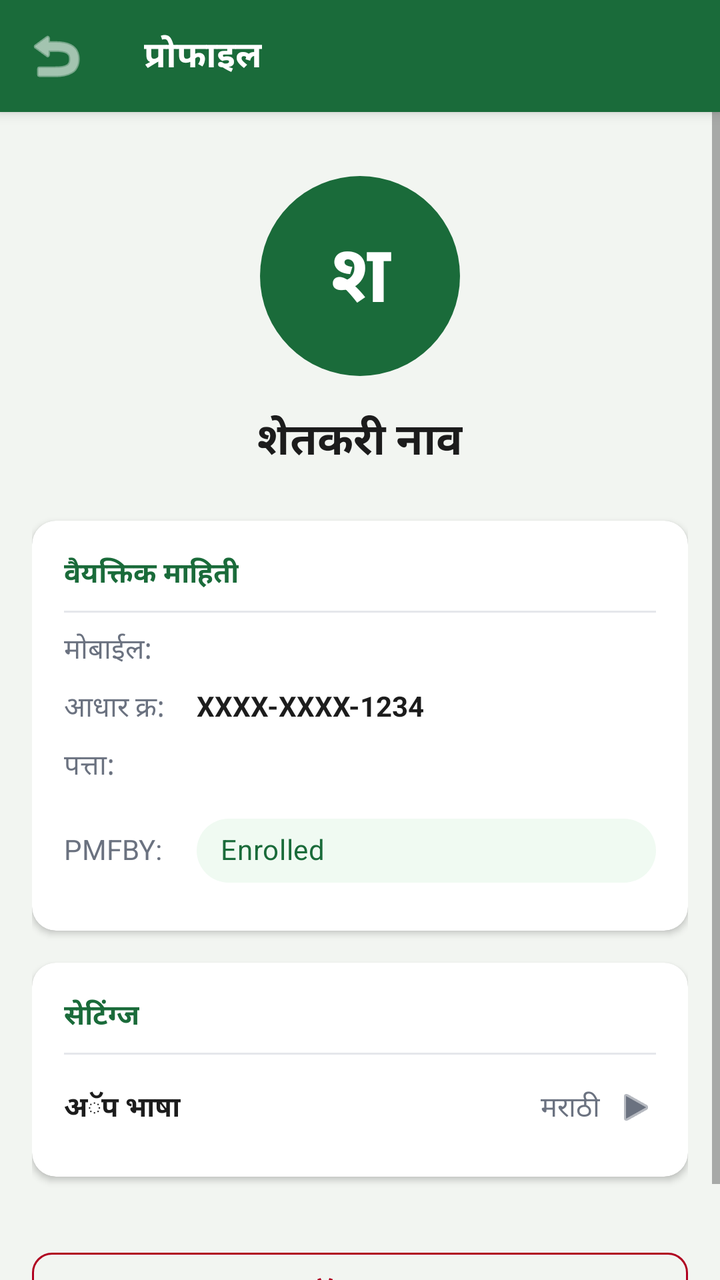
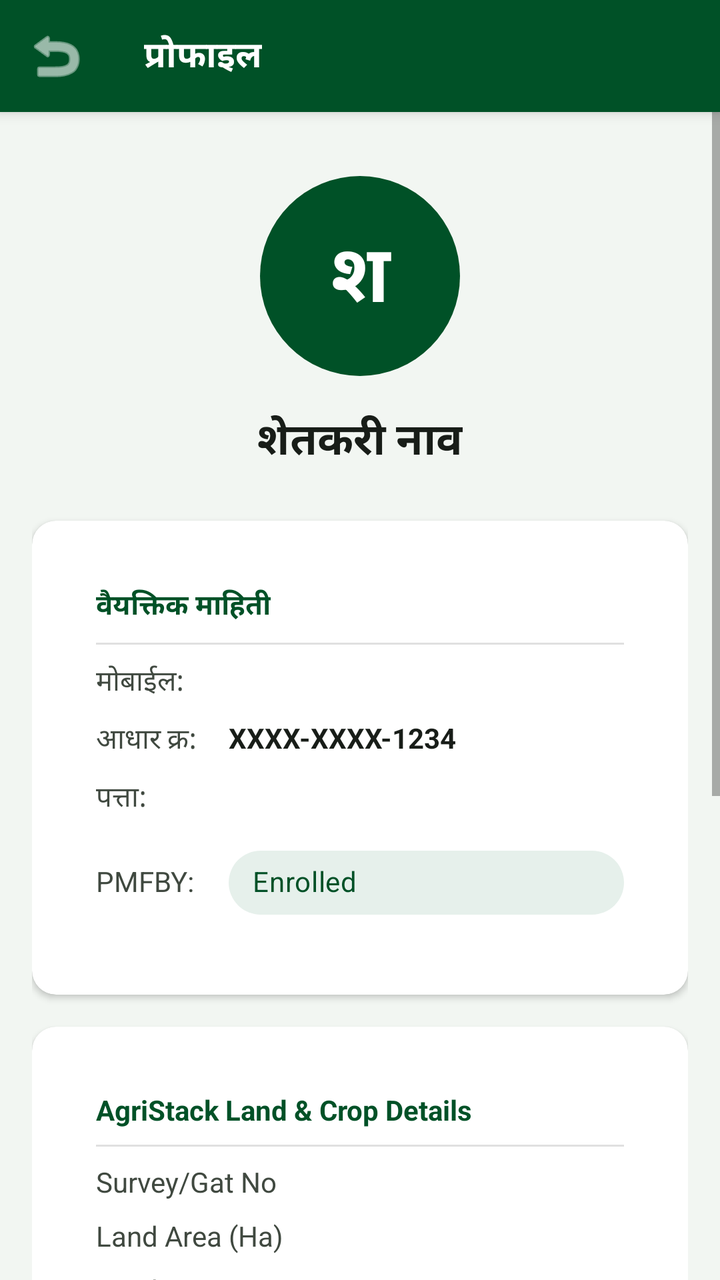

Before-and-after screenshots of an Android layout around one commit, followed by the original layout XML and the change that was made.
<!-- AndroidManifest.xml: application theme Theme.EPeekPahani -->
<!-- res/layout/fragment_profile.xml -->
<?xml version="1.0" encoding="utf-8"?>
<LinearLayout xmlns:android="http://schemas.android.com/apk/res/android"
    xmlns:app="http://schemas.android.com/apk/res-auto"
    android:layout_width="match_parent"
    android:layout_height="match_parent"
    android:orientation="vertical"
    android:background="@color/bg_screen">

    <com.google.android.material.appbar.MaterialToolbar
        android:id="@+id/toolbar"
        style="@style/Widget.App.Toolbar.Green"
        android:layout_width="match_parent"
        android:layout_height="?attr/actionBarSize"
        app:title="प्रोफाइल"
        app:navigationIcon="@android:drawable/ic_menu_revert"
        app:navigationIconTint="@color/text_white" />

    <ScrollView
        android:layout_width="match_parent"
        android:layout_height="match_parent"
        android:fillViewport="true">

        <LinearLayout
            android:layout_width="match_parent"
            android:layout_height="wrap_content"
            android:orientation="vertical"
            android:padding="16dp"
            android:gravity="center_horizontal">

            <FrameLayout
                android:layout_width="100dp"
                android:layout_height="100dp"
                android:layout_marginTop="16dp"
                android:background="@drawable/shape_circle_green"
                android:layout_marginBottom="16dp">
                <TextView
                    android:id="@+id/tv_avatar_initials"
                    android:layout_width="match_parent"
                    android:layout_height="match_parent"
                    android:text="श"
                    android:textColor="@color/text_white"
                    android:textSize="40sp"
                    android:textStyle="bold"
                    android:gravity="center" />
            </FrameLayout>

            <TextView
                android:id="@+id/tv_farmer_name"
                android:layout_width="wrap_content"
                android:layout_height="wrap_content"
                android:text="शेतकरी नाव"
                android:textColor="@color/text_primary"
                android:textSize="22sp"
                android:textStyle="bold"
                android:layout_marginBottom="24dp" />

            
            <com.google.android.material.card.MaterialCardView
                android:layout_width="match_parent"
                android:layout_height="wrap_content"
                android:layout_marginBottom="16dp"
                app:cardBackgroundColor="@color/bg_card"
                app:cardCornerRadius="12dp"
                app:cardElevation="2dp">
                
                <LinearLayout
                    android:layout_width="match_parent"
                    android:layout_height="wrap_content"
                    android:orientation="vertical"
                    android:padding="16dp">

                    <TextView android:layout_width="wrap_content" android:layout_height="wrap_content" android:text="वैयक्तिक माहिती" android:textColor="@color/green_primary" android:textStyle="bold" android:layout_marginBottom="8dp"/>
                    <View android:layout_width="match_parent" android:layout_height="1dp" android:background="@color/divider" android:layout_marginBottom="8dp" />

                    <TableLayout android:layout_width="match_parent" android:layout_height="wrap_content" android:stretchColumns="1">
                        <TableRow android:layout_marginBottom="8dp">
                            <TextView android:text="मोबाईल:" android:textColor="@color/text_secondary" android:paddingEnd="16dp"/>
                            <TextView android:id="@+id/tv_mobile" android:textColor="@color/text_primary" android:textStyle="bold"/>
                        </TableRow>
                        <TableRow android:layout_marginBottom="8dp">
                            <TextView android:text="आधार क्र:" android:textColor="@color/text_secondary" android:paddingEnd="16dp"/>
                            <TextView android:id="@+id/tv_aadhaar" android:text="XXXX-XXXX-1234" android:textColor="@color/text_primary" android:textStyle="bold"/>
                        </TableRow>
                        <TableRow android:layout_marginBottom="8dp">
                            <TextView android:text="पत्ता:" android:textColor="@color/text_secondary" android:paddingEnd="16dp"/>
                            <TextView android:id="@+id/tv_address" android:textColor="@color/text_primary" android:textStyle="bold"/>
                        </TableRow>
                        <TableRow>
                            <TextView android:text="PMFBY:" android:textColor="@color/text_secondary" android:paddingEnd="16dp"/>
                            <com.google.android.material.chip.Chip android:layout_width="wrap_content" android:layout_height="wrap_content" android:text="Enrolled" app:chipBackgroundColor="@color/green_tint" android:textColor="@color/green_primary"/>
                        </TableRow>
                    </TableLayout>
                </LinearLayout>
            </com.google.android.material.card.MaterialCardView>

            
            <com.google.android.material.card.MaterialCardView
                android:layout_width="match_parent"
                android:layout_height="wrap_content"
                android:layout_marginBottom="32dp"
                app:cardBackgroundColor="@color/bg_card"
                app:cardCornerRadius="12dp"
                app:cardElevation="2dp">
                
                <LinearLayout
                    android:layout_width="match_parent"
                    android:layout_height="wrap_content"
                    android:orientation="vertical"
                    android:padding="16dp">

                    <TextView android:layout_width="wrap_content" android:layout_height="wrap_content" android:text="सेटिंग्ज" android:textColor="@color/green_primary" android:textStyle="bold" android:layout_marginBottom="8dp"/>
                    <View android:layout_width="match_parent" android:layout_height="1dp" android:background="@color/divider" android:layout_marginBottom="8dp" />

                    <LinearLayout
                        android:layout_width="match_parent"
                        android:layout_height="wrap_content"
                        android:orientation="horizontal"
                        android:gravity="center_vertical"
                        android:paddingVertical="8dp">
                        <TextView android:layout_width="0dp" android:layout_height="wrap_content" android:layout_weight="1" android:text="अॅप भाषा" android:textColor="@color/text_primary" android:textStyle="bold"/>
                        <TextView android:layout_width="wrap_content" android:layout_height="wrap_content" android:text="मराठी" android:textColor="@color/text_secondary" android:layout_marginEnd="8dp"/>
                        <ImageView android:layout_width="20dp" android:layout_height="20dp" android:src="@android:drawable/ic_media_play" app:tint="@color/text_secondary" />
                    </LinearLayout>

                </LinearLayout>
            </com.google.android.material.card.MaterialCardView>

            <com.google.android.material.button.MaterialButton
                android:id="@+id/btn_logout"
                style="@style/Widget.App.Button.Outline"
                android:layout_width="match_parent"
                android:layout_height="wrap_content"
                app:strokeColor="@color/error"
                android:textColor="@color/error"
                android:text="लॉगआउट" />

        </LinearLayout>
    </ScrollView>
</LinearLayout>
<!-- resources referenced by this layout -->
<resources>
  <color name="bg_card">#FFFFFF</color>
  <color name="bg_screen">#F2F5F1</color>
  <color name="divider">#E5E7EB</color>
  <color name="error">#B00020</color>
  <color name="green_primary">#1a6b3a</color>
  <color name="green_tint">#f0faf2</color>
  <color name="text_primary">#1C1C1C</color>
  <color name="text_secondary">#6B7280</color>
  <color name="text_white">#FFFFFF</color>
  <style name="ShapeAppearance.App.SmallComponent" parent="ShapeAppearance.MaterialComponents.SmallComponent">
          <item name="cornerFamily">rounded</item>
          <item name="cornerSize">10dp</item>
      </style>
  <style name="Theme.App" parent="Theme.MaterialComponents.Light.NoActionBar">
          <item name="colorPrimary">@color/green_primary</item>
          <item name="colorPrimaryVariant">@color/green_dark</item>
          <item name="colorOnPrimary">@color/text_white</item>
          <item name="colorSecondary">@color/saffron</item>
          <item name="colorSecondaryVariant">@color/saffron_dark</item>
          <item name="colorOnSecondary">@color/text_white</item>
          <item name="colorError">@color/error</item>
          <item name="colorOnError">@color/text_white</item>
          <item name="colorSurface">@color/bg_card</item>
          <item name="colorOnSurface">@color/text_primary</item>
          <item name="android:colorBackground">@color/bg_screen</item>
          <item name="colorOnBackground">@color/text_primary</item>
  
          
          <item name="materialButtonStyle">@style/Widget.App.Button.Primary</item>
          <item name="textInputStyle">@style/Widget.App.TextInputLayout</item>
  
          
          <item name="shapeAppearanceSmallComponent">@style/ShapeAppearance.App.SmallComponent</item>
          <item name="shapeAppearanceMediumComponent">@style/ShapeAppearance.App.MediumComponent</item>
          <item name="shapeAppearanceLargeComponent">@style/ShapeAppearance.App.LargeComponent</item>
      </style>
  <color name="green_dark">#0f4a27</color>
  <color name="saffron">#f7941d</color>
  <color name="saffron_dark">#e65100</color>
  <style name="Widget.App.Button.Primary" parent="Widget.MaterialComponents.Button">
          <item name="backgroundTint">@color/green_primary</item>
          <item name="android:textColor">@color/text_white</item>
          <item name="shapeAppearanceOverlay">@style/ShapeAppearance.App.SmallComponent</item>
          <item name="android:minHeight">56dp</item>
          <item name="android:insetTop">0dp</item>
          <item name="android:insetBottom">0dp</item>
          <item name="elevation">0dp</item>
          <item name="android:textSize">16sp</item>
          <item name="android:textStyle">bold</item>
          <item name="rippleColor">@color/ripple</item>
      </style>
  <style name="Widget.App.TextInputLayout" parent="Widget.MaterialComponents.TextInputLayout.OutlinedBox">
          <item name="boxStrokeColor">@color/green_primary</item>
          <item name="hintTextColor">@color/green_primary</item>
          <item name="android:textColorHint">@color/text_hint</item>
          <item name="shapeAppearanceOverlay">@style/ShapeAppearance.App.SmallComponent</item>
      </style>
  <style name="ShapeAppearance.App.MediumComponent" parent="ShapeAppearance.MaterialComponents.MediumComponent">
          <item name="cornerFamily">rounded</item>
          <item name="cornerSize">12dp</item>
      </style>
  <style name="ShapeAppearance.App.LargeComponent" parent="ShapeAppearance.MaterialComponents.LargeComponent">
          <item name="cornerFamily">rounded</item>
          <item name="cornerSize">16dp</item>
      </style>
  <color name="ripple">#1a1a6b3a</color>
  <color name="text_hint">#9CA3AF</color>
  <!-- unchanged entries left out for length: 6 -->
</resources>

<!-- the commit's change to res/layout/fragment_profile.xml (unified diff, before → after) -->
@@ -11,7 +11,7 @@
         style="@style/Widget.App.Toolbar.Green"
         android:layout_width="match_parent"
         android:layout_height="?attr/actionBarSize"
-        app:title="प्रोफाइल"
+        app:title="@string/str_auto_159"
         app:navigationIcon="@android:drawable/ic_menu_revert"
         app:navigationIconTint="@color/text_white" />
 
@@ -37,7 +37,7 @@
                     android:id="@+id/tv_avatar_initials"
                     android:layout_width="match_parent"
                     android:layout_height="match_parent"
-                    android:text="श"
+                    android:text="@string/str_auto_147"
                     android:textColor="@color/text_white"
                     android:textSize="40sp"
                     android:textStyle="bold"
@@ -48,7 +48,7 @@
                 android:id="@+id/tv_farmer_name"
                 android:layout_width="wrap_content"
                 android:layout_height="wrap_content"
-                android:text="शेतकरी नाव"
+                android:text="@string/str_auto_148"
                 android:textColor="@color/text_primary"
                 android:textSize="22sp"
                 android:textStyle="bold"
@@ -69,25 +69,76 @@
                     android:orientation="vertical"
                     android:padding="16dp">
 
-                    <TextView android:layout_width="wrap_content" android:layout_height="wrap_content" android:text="वैयक्तिक माहिती" android:textColor="@color/green_primary" android:textStyle="bold" android:layout_marginBottom="8dp"/>
+                    <TextView android:layout_width="wrap_content" android:layout_height="wrap_content" android:text="@string/str_auto_149" android:textColor="@color/green_primary" android:textStyle="bold" android:layout_marginBottom="8dp"/>
                     <View android:layout_width="match_parent" android:layout_height="1dp" android:background="@color/divider" android:layout_marginBottom="8dp" />
 
                     <TableLayout android:layout_width="match_parent" android:layout_height="wrap_content" android:stretchColumns="1">
                         <TableRow android:layout_marginBottom="8dp">
-                            <TextView android:text="मोबाईल:" android:textColor="@color/text_secondary" android:paddingEnd="16dp"/>
+                            <TextView android:text="@string/str_auto_150" android:textColor="@color/text_secondary" android:paddingEnd="16dp"/>
                             <TextView android:id="@+id/tv_mobile" android:textColor="@color/text_primary" android:textStyle="bold"/>
                         </TableRow>
                         <TableRow android:layout_marginBottom="8dp">
-                            <TextView android:text="आधार क्र:" android:textColor="@color/text_secondary" android:paddingEnd="16dp"/>
-                            <TextView android:id="@+id/tv_aadhaar" android:text="XXXX-XXXX-1234" android:textColor="@color/text_primary" android:textStyle="bold"/>
+                            <TextView android:text="@string/str_auto_151" android:textColor="@color/text_secondary" android:paddingEnd="16dp"/>
+                            <TextView android:id="@+id/tv_aadhaar" android:text="@string/str_auto_152" android:textColor="@color/text_primary" android:textStyle="bold"/>
                         </TableRow>
                         <TableRow android:layout_marginBottom="8dp">
-                            <TextView android:text="पत्ता:" android:textColor="@color/text_secondary" android:paddingEnd="16dp"/>
+                            <TextView android:text="@string/str_auto_153" android:textColor="@color/text_secondary" android:paddingEnd="16dp"/>
                             <TextView android:id="@+id/tv_address" android:textColor="@color/text_primary" android:textStyle="bold"/>
                         </TableRow>
                         <TableRow>
-                            <TextView android:text="PMFBY:" android:textColor="@color/text_secondary" android:paddingEnd="16dp"/>
-                            <com.google.android.material.chip.Chip android:layout_width="wrap_content" android:layout_height="wrap_content" android:text="Enrolled" app:chipBackgroundColor="@color/green_tint" android:textColor="@color/green_primary"/>
+                            <TextView android:text="@string/str_auto_154" android:textColor="@color/text_secondary" android:paddingEnd="16dp"/>
+                            <com.google.android.material.chip.Chip android:layout_width="wrap_content" android:layout_height="wrap_content" android:text="@string/str_auto_155" app:chipBackgroundColor="@color/green_tint" android:textColor="@color/green_primary"/>
+                        </TableRow>
+                    </TableLayout>
+                </LinearLayout>
+            </com.google.android.material.card.MaterialCardView>
+
+            
+            <com.google.android.material.card.MaterialCardView
+                android:layout_width="match_parent"
+                android:layout_height="wrap_content"
+                android:layout_marginBottom="16dp"
+                app:cardBackgroundColor="@color/bg_card"
+                app:cardCornerRadius="12dp"
+                app:cardElevation="2dp">
+                
+                <LinearLayout
+                    android:layout_width="match_parent"
+                    android:layout_height="wrap_content"
+                    android:orientation="vertical"
+                    android:padding="16dp">
+
+                    <TextView android:layout_width="wrap_content" android:layout_height="wrap_content" android:text="AgriStack Land &amp; Crop Details" android:textColor="@color/green_primary" android:textStyle="bold" android:layout_marginBottom="8dp"/>
+                    <View android:layout_width="match_parent" android:layout_height="1dp" android:background="@color/divider" android:layout_marginBottom="8dp" />
+
+                    <TableLayout android:layout_width="match_parent" android:layout_height="wrap_content" android:stretchColumns="1">
+                        <TableRow android:layout_marginBottom="8dp">
+                            <TextView android:text="Survey/Gat No" android:textColor="@color/text_secondary" android:paddingEnd="16dp"/>
+                            <TextView android:id="@+id/tv_khasra" android:textColor="@color/text_primary" android:textStyle="bold"/>
+                        </TableRow>
+                        <TableRow android:layout_marginBottom="8dp">
+                            <TextView android:text="Land Area (Ha)" android:textColor="@color/text_secondary" android:paddingEnd="16dp"/>
+                            <TextView android:id="@+id/tv_land_area" android:textColor="@color/text_primary" android:textStyle="bold"/>
+                        </TableRow>
+                        <TableRow android:layout_marginBottom="8dp">
+                            <TextView android:text="Land Type" android:textColor="@color/text_secondary" android:paddingEnd="16dp"/>
+                            <TextView android:id="@+id/tv_land_type" android:textColor="@color/text_primary" android:textStyle="bold"/>
+                        </TableRow>
+                        <TableRow android:layout_marginBottom="8dp">
+                            <TextView android:text="Soil Type" android:textColor="@color/text_secondary" android:paddingEnd="16dp"/>
+                            <TextView android:id="@+id/tv_soil_type" android:textColor="@color/text_primary" android:textStyle="bold"/>
+                        </TableRow>
+                        <TableRow android:layout_marginBottom="8dp">
+                            <TextView android:text="Irrigation" android:textColor="@color/text_secondary" android:paddingEnd="16dp"/>
+                            <TextView android:id="@+id/tv_irrigation" android:textColor="@color/text_primary" android:textStyle="bold"/>
+                        </TableRow>
+                        <TableRow android:layout_marginBottom="8dp">
+                            <TextView android:text="Crops" android:textColor="@color/text_secondary" android:paddingEnd="16dp"/>
+                            <TextView android:id="@+id/tv_crops" android:textColor="@color/text_primary" android:textStyle="bold"/>
+                        </TableRow>
+                        <TableRow>
+                            <TextView android:text="KCC Loan" android:textColor="@color/text_secondary" android:paddingEnd="16dp"/>
+                            <TextView android:id="@+id/tv_kcc" android:textColor="@color/text_primary" android:textStyle="bold"/>
                         </TableRow>
                     </TableLayout>
                 </LinearLayout>
@@ -108,17 +159,21 @@
                     android:orientation="vertical"
                     android:padding="16dp">
 
-                    <TextView android:layout_width="wrap_content" android:layout_height="wrap_content" android:text="सेटिंग्ज" android:textColor="@color/green_primary" android:textStyle="bold" android:layout_marginBottom="8dp"/>
+                    <TextView android:layout_width="wrap_content" android:layout_height="wrap_content" android:text="@string/str_auto_156" android:textColor="@color/green_primary" android:textStyle="bold" android:layout_marginBottom="8dp"/>
                     <View android:layout_width="match_parent" android:layout_height="1dp" android:background="@color/divider" android:layout_marginBottom="8dp" />
 
                     <LinearLayout
+                        android:id="@+id/ll_language"
                         android:layout_width="match_parent"
                         android:layout_height="wrap_content"
                         android:orientation="horizontal"
                         android:gravity="center_vertical"
-                        android:paddingVertical="8dp">
-                        <TextView android:layout_width="0dp" android:layout_height="wrap_content" android:layout_weight="1" android:text="अॅप भाषा" android:textColor="@color/text_primary" android:textStyle="bold"/>
-                        <TextView android:layout_width="wrap_content" android:layout_height="wrap_content" android:text="मराठी" android:textColor="@color/text_secondary" android:layout_marginEnd="8dp"/>
+                        android:paddingVertical="8dp"
+                        android:background="?attr/selectableItemBackground"
+                        android:clickable="true"
+                        android:focusable="true">
+                        <TextView android:layout_width="0dp" android:layout_height="wrap_content" android:layout_weight="1" android:text="@string/str_auto_157" android:textColor="@color/text_primary" android:textStyle="bold"/>
+                        <TextView android:id="@+id/tv_current_language" android:layout_width="wrap_content" android:layout_height="wrap_content" android:text="@string/str_auto_72" android:textColor="@color/text_secondary" android:layout_marginEnd="8dp"/>
                         <ImageView android:layout_width="20dp" android:layout_height="20dp" android:src="@android:drawable/ic_media_play" app:tint="@color/text_secondary" />
                     </LinearLayout>
 
@@ -132,7 +187,7 @@
                 android:layout_height="wrap_content"
                 app:strokeColor="@color/error"
                 android:textColor="@color/error"
-                android:text="लॉगआउट" />
+                android:text="@string/str_auto_158" />
 
         </LinearLayout>
     </ScrollView>
<!-- resource entries referenced after the edit -->
@@ -1,31 +1,45 @@
 <!-- resources referenced by this layout -->
 <resources>
-  <color name="bg_card">#FFFFFF</color>
-  <color name="bg_screen">#F2F5F1</color>
-  <color name="divider">#E5E7EB</color>
-  <color name="error">#B00020</color>
-  <color name="green_primary">#1a6b3a</color>
-  <color name="green_tint">#f0faf2</color>
-  <color name="text_primary">#1C1C1C</color>
-  <color name="text_secondary">#6B7280</color>
-  <color name="text_white">#FFFFFF</color>
+  <color name="bg_card">#ffffff</color>
+  <color name="bg_screen">#F2F6F2</color>
+  <color name="divider">#1f000000</color>
+  <color name="error">#ba1a1a</color>
+  <color name="green_primary">#005127</color>
+  <color name="green_tint">#e6f0eb</color>
+  <color name="text_primary">#181d18</color>
+  <color name="text_secondary">#404940</color>
+  <color name="text_white">#ffffff</color>
+  <string name="str_auto_147">श</string>
+  <string name="str_auto_148">शेतकरी नाव</string>
+  <string name="str_auto_149">वैयक्तिक माहिती</string>
+  <string name="str_auto_150">मोबाईल:</string>
+  <string name="str_auto_151">आधार क्र:</string>
+  <string name="str_auto_152">XXXX-XXXX-1234</string>
+  <string name="str_auto_153">पत्ता:</string>
+  <string name="str_auto_154">PMFBY:</string>
+  <string name="str_auto_155">Enrolled</string>
+  <string name="str_auto_156">सेटिंग्ज</string>
+  <string name="str_auto_157">अॅप भाषा</string>
+  <string name="str_auto_158">Logout</string>
+  <string name="str_auto_159">प्रोफाइल</string>
+  <string name="str_auto_72">Marathi</string>
   <style name="ShapeAppearance.App.SmallComponent" parent="ShapeAppearance.MaterialComponents.SmallComponent">
           <item name="cornerFamily">rounded</item>
-          <item name="cornerSize">10dp</item>
+          <item name="cornerSize">4dp</item>
       </style>
   <style name="Theme.App" parent="Theme.MaterialComponents.Light.NoActionBar">
-          <item name="colorPrimary">@color/green_primary</item>
-          <item name="colorPrimaryVariant">@color/green_dark</item>
-          <item name="colorOnPrimary">@color/text_white</item>
-          <item name="colorSecondary">@color/saffron</item>
-          <item name="colorSecondaryVariant">@color/saffron_dark</item>
-          <item name="colorOnSecondary">@color/text_white</item>
+          <item name="colorPrimary">@color/primary</item>
+          <item name="colorPrimaryVariant">@color/primary_container</item>
+          <item name="colorOnPrimary">@color/on_primary</item>
+          <item name="colorSecondary">@color/secondary</item>
+          <item name="colorSecondaryVariant">@color/secondary_container</item>
+          <item name="colorOnSecondary">@color/on_secondary</item>
           <item name="colorError">@color/error</item>
-          <item name="colorOnError">@color/text_white</item>
-          <item name="colorSurface">@color/bg_card</item>
-          <item name="colorOnSurface">@color/text_primary</item>
-          <item name="android:colorBackground">@color/bg_screen</item>
-          <item name="colorOnBackground">@color/text_primary</item>
+          <item name="colorOnError">@color/on_error</item>
+          <item name="colorSurface">@color/surface</item>
+          <item name="colorOnSurface">@color/on_surface</item>
+          <item name="android:colorBackground">@color/background</item>
+          <item name="colorOnBackground">@color/on_background</item>
   
           
           <item name="materialButtonStyle">@style/Widget.App.Button.Primary</item>
@@ -35,38 +49,45 @@
           <item name="shapeAppearanceSmallComponent">@style/ShapeAppearance.App.SmallComponent</item>
           <item name="shapeAppearanceMediumComponent">@style/ShapeAppearance.App.MediumComponent</item>
           <item name="shapeAppearanceLargeComponent">@style/ShapeAppearance.App.LargeComponent</item>
+          
+          <item name="materialCardViewStyle">@style/Widget.App.CardView</item>
       </style>
-  <color name="green_dark">#0f4a27</color>
-  <color name="saffron">#f7941d</color>
-  <color name="saffron_dark">#e65100</color>
+  <color name="primary">#005127</color>
+  <color name="primary_container">#1a6b3a</color>
+  <color name="on_primary">#ffffff</color>
+  <color name="secondary">#48654e</color>
+  <color name="secondary_container">#caebcd</color>
+  <color name="on_secondary">#ffffff</color>
+  <color name="on_error">#ffffff</color>
+  <color name="surface">#f7fbf3</color>
+  <color name="on_surface">#181d18</color>
+  <color name="background">#f7fbf3</color>
+  <color name="on_background">#181d18</color>
   <style name="Widget.App.Button.Primary" parent="Widget.MaterialComponents.Button">
-          <item name="backgroundTint">@color/green_primary</item>
-          <item name="android:textColor">@color/text_white</item>
-          <item name="shapeAppearanceOverlay">@style/ShapeAppearance.App.SmallComponent</item>
-          <item name="android:minHeight">56dp</item>
-          <item name="android:insetTop">0dp</item>
-          <item name="android:insetBottom">0dp</item>
-          <item name="elevation">0dp</item>
-          <item name="android:textSize">16sp</item>
-          <item name="android:textStyle">bold</item>
-          <item name="rippleColor">@color/ripple</item>
+          <item name="shapeAppearanceOverlay">@style/ShapeAppearance.App.MediumComponent</item>
+          <item name="android:minHeight">48dp</item>
+          <item name="backgroundTint">@color/primary_container</item>
+          <item name="android:textColor">@color/on_primary</item>
       </style>
   <style name="Widget.App.TextInputLayout" parent="Widget.MaterialComponents.TextInputLayout.OutlinedBox">
-          <item name="boxStrokeColor">@color/green_primary</item>
-          <item name="hintTextColor">@color/green_primary</item>
-          <item name="android:textColorHint">@color/text_hint</item>
           <item name="shapeAppearanceOverlay">@style/ShapeAppearance.App.SmallComponent</item>
+          <item name="boxStrokeColor">@color/primary_container</item>
       </style>
   <style name="ShapeAppearance.App.MediumComponent" parent="ShapeAppearance.MaterialComponents.MediumComponent">
           <item name="cornerFamily">rounded</item>
-          <item name="cornerSize">12dp</item>
+          <item name="cornerSize">8dp</item>
       </style>
   <style name="ShapeAppearance.App.LargeComponent" parent="ShapeAppearance.MaterialComponents.LargeComponent">
           <item name="cornerFamily">rounded</item>
-          <item name="cornerSize">16dp</item>
+          <item name="cornerSize">10dp</item>
       </style>
-  <color name="ripple">#1a1a6b3a</color>
-  <color name="text_hint">#9CA3AF</color>
+  <style name="Widget.App.CardView" parent="Widget.MaterialComponents.CardView">
+          <item name="shapeAppearanceOverlay">@style/ShapeAppearance.App.LargeComponent</item>
+          <item name="cardBackgroundColor">@color/surface_container_lowest</item>
+          <item name="cardElevation">4dp</item>
+          <item name="contentPadding">16dp</item>
+      </style>
+  <color name="surface_container_lowest">#ffffff</color>
   <!-- unchanged entries left out for length: 6 -->
 </resources>
 
